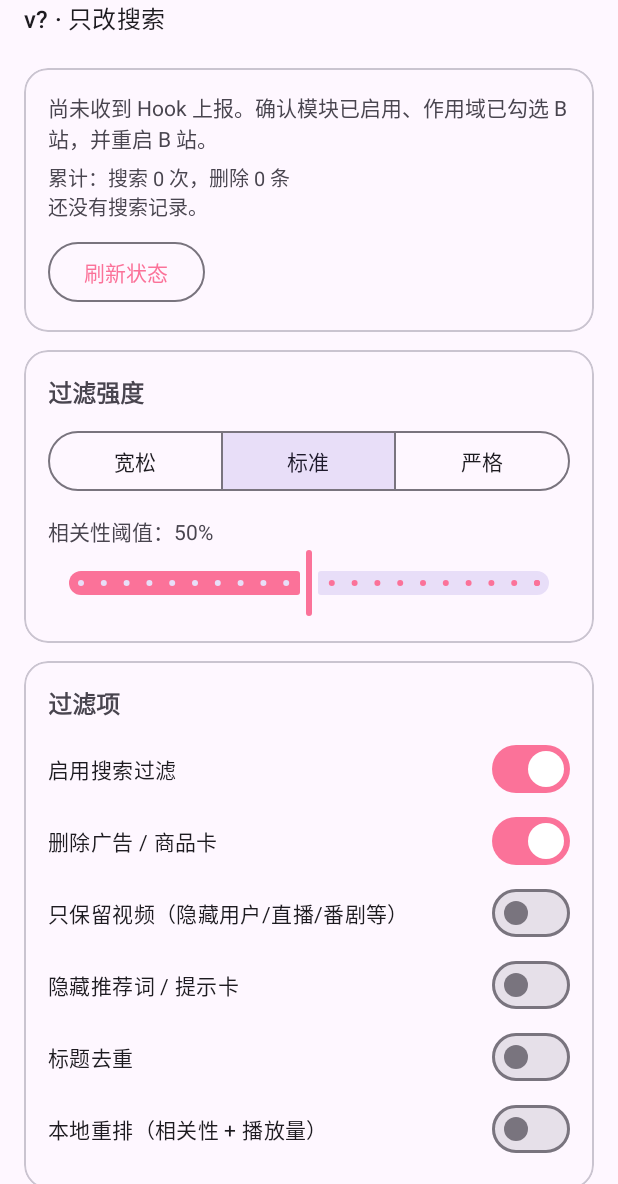
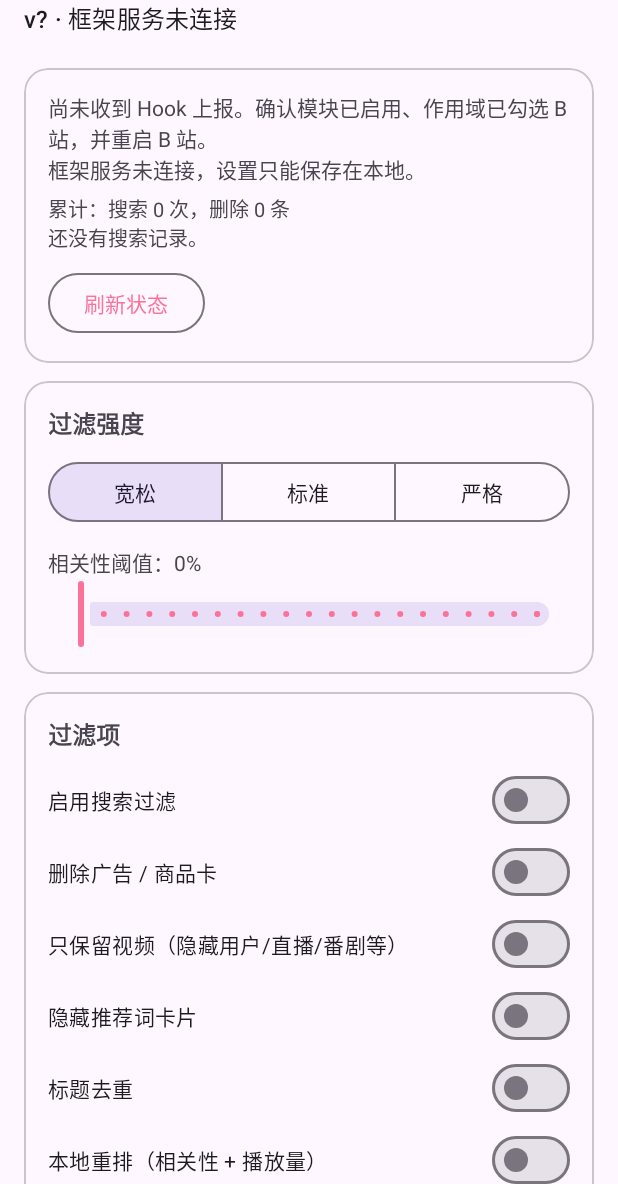
Before and after one commit to xiaoancute/bili-search-fixer, an Android app: the screen it shows after launch (SettingsActivity), on a phone screen of 412 x 824 dp, the part 52-1236 px from its top. Run offline under Robolectric (Android 15) with nearby library versions, the phone set to English and light mode, and no system bars; libraries missing offline, so code that uses them is left out: io.github.libxposed.service; 15 statements that could not run were skipped.

Commit message:
refactor: use framework remote preferences and files

```diff
--- a/app/build.gradle.kts
+++ b/app/build.gradle.kts
@@ -14,8 +14,8 @@ android {
         applicationId = "io.github.xiaoancute.bilisearch"
         minSdk = 28
         targetSdk = 37
-        versionCode = 10
-        versionName = "0.5.5"
+        versionCode = 11
+        versionName = "0.6.0"
     }
 
     val stableKeystore = System.getenv("KEYSTORE_FILE")
@@ -66,6 +66,7 @@ android {
 
 dependencies {
     compileOnly("io.github.libxposed:api:102.0.0")
+    implementation("io.github.libxposed:service:102.0.0")
 
     implementation("androidx.appcompat:appcompat:1.7.1")
     implementation("com.google.android.material:material:1.12.0")
--- a/app/src/main/AndroidManifest.xml
+++ b/app/src/main/AndroidManifest.xml
@@ -2,6 +2,7 @@
 <manifest xmlns:android="http://schemas.android.com/apk/res/android">
 
     <application
+        android:name=".BiliSearchApplication"
         android:allowBackup="false"
         android:description="@string/xposed_description"
         android:icon="@drawable/ic_launcher"
@@ -18,11 +19,6 @@
                 <category android:name="android.intent.category.LAUNCHER" />
             </intent-filter>
         </activity>
-
-        <provider
-            android:name=".SettingsProvider"
-            android:authorities="io.github.xiaoancute.bilisearch.settings"
-            android:exported="true" />
     </application>
 
 </manifest>
--- /dev/null
+++ b/app/src/main/java/io/github/xiaoancute/bilisearch/BiliSearchApplication.kt
@@ -0,0 +1,33 @@
+package io.github.xiaoancute.bilisearch
+
+import android.app.Application
+import android.content.SharedPreferences
+import io.github.libxposed.service.XposedService
+import io.github.libxposed.service.XposedServiceHelper
+
+class BiliSearchApplication : Application(), XposedServiceHelper.OnServiceListener {
+
+    companion object {
+        @Volatile
+        var service: XposedService? = null
+            private set
+
+        fun remotePreferences(): SharedPreferences? =
+            runCatching { service?.getRemotePreferences(SETTINGS_PREFS) }.getOrNull()
+    }
+
+    override fun onCreate() {
+        super.onCreate()
+        XposedServiceHelper.registerListener(this)
+    }
+
+    override fun onServiceBind(service: XposedService) {
+        Companion.service = service
+    }
+
+    override fun onServiceDied(service: XposedService) {
+        if (Companion.service === service) {
+            Companion.service = null
+        }
+    }
+}
--- a/app/src/main/java/io/github/xiaoancute/bilisearch/Constants.kt
+++ b/app/src/main/java/io/github/xiaoancute/bilisearch/Constants.kt
@@ -4,8 +4,8 @@ internal const val TARGET_PACKAGE = "tv.danmaku.bili"
 internal const val MODULE_PACKAGE = "io.github.xiaoancute.bilisearch"
 internal const val LOG_TAG = "BiliSearchFixer"
 
-internal const val PREFS_NAME = "bilisearch"
-internal const val SETTINGS_AUTHORITY = "io.github.xiaoancute.bilisearch.settings"
+internal const val SETTINGS_PREFS = "bilisearch_settings"
+internal const val STATUS_FILE = "bilisearch_status.json"
 
 internal const val KEY_ENABLED = "search_filter_enabled"
 internal const val KEY_THRESHOLD = "search_relevance_threshold"
@@ -18,17 +18,3 @@ internal const val KEY_MIN_PLAY = "search_min_play"
 internal const val KEY_BLOCK_WORDS = "search_block_words"
 internal const val KEY_BLOCK_UPS = "search_block_ups"
 internal const val KEY_WHITELIST = "search_whitelist"
-
-internal const val KEY_STATUS_TIME = "hook_status_time"
-internal const val KEY_STATUS_INSTALLED = "hook_status_installed"
-internal const val KEY_STATUS_PROCESS = "hook_status_process"
-internal const val KEY_STATUS_VERSION = "hook_status_version"
-
-internal const val KEY_STATUS_SEARCH_TIME = "hook_search_time"
-internal const val KEY_STATUS_SEARCH_KEYWORD = "hook_search_keyword"
-internal const val KEY_STATUS_SEARCH_KEPT = "hook_search_kept"
-internal const val KEY_STATUS_SEARCH_TOTAL = "hook_search_total"
-internal const val KEY_STATUS_SEARCH_REMOVED = "hook_search_removed"
-
-internal const val KEY_TOTAL_SEARCHES = "stats_total_searches"
-internal const val KEY_TOTAL_REMOVED = "stats_total_removed"
--- a/app/src/main/java/io/github/xiaoancute/bilisearch/SettingsActivity.kt
+++ b/app/src/main/java/io/github/xiaoancute/bilisearch/SettingsActivity.kt
@@ -17,21 +17,26 @@ import java.util.Date
 
 class SettingsActivity : AppCompatActivity() {
 
-    private lateinit var prefs: SharedPreferences
+    private lateinit var settingsPrefs: SharedPreferences
     private lateinit var statusText: TextView
     private lateinit var statsText: TextView
     private lateinit var thresholdLabel: TextView
     private lateinit var thresholdSlider: Slider
     private lateinit var presetGroup: MaterialButtonToggleGroup
+    private var remoteAvailable = false
     private var syncingSlider = false
 
     override fun onCreate(savedInstanceState: Bundle?) {
         super.onCreate(savedInstanceState)
-        prefs = getSharedPreferences(PREFS_NAME, Context.MODE_PRIVATE)
+        val remote = BiliSearchApplication.remotePreferences()
+        remoteAvailable = remote != null
+        settingsPrefs = remote ?: getSharedPreferences(SETTINGS_PREFS, Context.MODE_PRIVATE)
+
         setContentView(R.layout.activity_settings)
 
         val toolbar = findViewById<MaterialToolbar>(R.id.toolbar)
-        toolbar.subtitle = "v" + versionName() + " · 只改搜索"
+        toolbar.subtitle = "v" + versionName() + " · " +
+            if (remoteAvailable) "只改搜索" else "框架服务未连接"
 
         statusText = findViewById(R.id.statusText)
         statsText = findViewById(R.id.statsText)
@@ -56,6 +61,15 @@ class SettingsActivity : AppCompatActivity() {
 
     override fun onResume() {
         super.onResume()
+        if (!remoteAvailable) {
+            val remote = BiliSearchApplication.remotePreferences()
+            if (remote != null) {
+                remoteAvailable = true
+                settingsPrefs = remote
+                recreate()
+                return
+            }
+        }
         refreshStatus()
     }
 
@@ -64,7 +78,7 @@ class SettingsActivity : AppCompatActivity() {
         thresholdSlider.valueTo = 100f
         thresholdSlider.stepSize = 5f
 
-        val raw = prefs.getInt(KEY_THRESHOLD, 50).coerceIn(0, 100)
+        val raw = settingsPrefs.getInt(KEY_THRESHOLD, 50).coerceIn(0, 100)
         val threshold = (Math.round(raw / 5f) * 5).coerceIn(0, 100)
         thresholdSlider.value = threshold.toFloat()
         thresholdLabel.text = "相关性阈值：" + threshold + "%"
@@ -75,7 +89,7 @@ class SettingsActivity : AppCompatActivity() {
                 val progress = value.toInt()
                 thresholdLabel.text = "相关性阈值：" + progress + "%"
                 if (fromUser) {
-                    prefs.edit().putInt(KEY_THRESHOLD, progress).apply()
+                    editSettings { it.putInt(KEY_THRESHOLD, progress) }
                     syncingSlider = true
                     presetGroup.check(presetIdFor(progress))
                     syncingSlider = false
@@ -93,7 +107,7 @@ class SettingsActivity : AppCompatActivity() {
                 else -> return@addOnButtonCheckedListener
             }
             thresholdSlider.value = value.toFloat()
-            prefs.edit().putInt(KEY_THRESHOLD, value).apply()
+            editSettings { it.putInt(KEY_THRESHOLD, value) }
         }
     }
 
@@ -103,29 +117,37 @@ class SettingsActivity : AppCompatActivity() {
         val blockUpsInput = findViewById<TextInputEditText>(R.id.blockUpsInput)
         val whitelistInput = findViewById<TextInputEditText>(R.id.whitelistInput)
 
-        minPlayInput.setText(prefs.getInt(KEY_MIN_PLAY, 0).toString())
-        blockWordsInput.setText(prefs.getString(KEY_BLOCK_WORDS, ""))
-        blockUpsInput.setText(prefs.getString(KEY_BLOCK_UPS, ""))
-        whitelistInput.setText(prefs.getString(KEY_WHITELIST, ""))
+        minPlayInput.setText(settingsPrefs.getInt(KEY_MIN_PLAY, 0).toString())
+        blockWordsInput.setText(settingsPrefs.getString(KEY_BLOCK_WORDS, ""))
+        blockUpsInput.setText(settingsPrefs.getString(KEY_BLOCK_UPS, ""))
+        whitelistInput.setText(settingsPrefs.getString(KEY_WHITELIST, ""))
 
         findViewById<MaterialButton>(R.id.saveRulesButton).setOnClickListener {
             val minPlay = minPlayInput.text?.toString()?.toIntOrNull()?.coerceAtLeast(0) ?: 0
-            prefs.edit()
-                .putInt(KEY_MIN_PLAY, minPlay)
-                .putString(KEY_BLOCK_WORDS, blockWordsInput.text?.toString().orEmpty())
-                .putString(KEY_BLOCK_UPS, blockUpsInput.text?.toString().orEmpty())
-                .putString(KEY_WHITELIST, whitelistInput.text?.toString().orEmpty())
-                .apply()
-            Toast.makeText(this, "规则已保存，下一次搜索生效", Toast.LENGTH_SHORT).show()
+            editSettings {
+                it.putInt(KEY_MIN_PLAY, minPlay)
+                it.putString(KEY_BLOCK_WORDS, blockWordsInput.text?.toString().orEmpty())
+                it.putString(KEY_BLOCK_UPS, blockUpsInput.text?.toString().orEmpty())
+                it.putString(KEY_WHITELIST, whitelistInput.text?.toString().orEmpty())
+            }
+            val message = if (remoteAvailable) "规则已保存，下一次搜索生效" else "未连接框架服务，规则可能不生效"
+            Toast.makeText(this, message, Toast.LENGTH_SHORT).show()
         }
     }
 
     private fun bindSwitch(id: Int, key: String, defaultValue: Boolean) {
         val view = findViewById<MaterialSwitch>(id)
-        view.isChecked = prefs.getBoolean(key, defaultValue)
+        view.isChecked = settingsPrefs.getBoolean(key, defaultValue)
         view.setOnCheckedChangeListener { _, checked ->
-            prefs.edit().putBoolean(key, checked).apply()
+            editSettings { it.putBoolean(key, checked) }
         }
+    }
+
+    @Suppress("USELESS_ELVIS")
+    private fun editSettings(block: (SharedPreferences.Editor) -> Unit) {
+        val editor = settingsPrefs.edit() ?: return
+        block(editor)
+        editor.apply()
     }
 
     private fun presetIdFor(threshold: Int): Int = when {
@@ -135,42 +157,45 @@ class SettingsActivity : AppCompatActivity() {
     }
 
     private fun refreshStatus() {
-        val time = prefs.getLong(KEY_STATUS_TIME, 0L)
-        val installed = prefs.getInt(KEY_STATUS_INSTALLED, 0)
-        val process = prefs.getString(KEY_STATUS_PROCESS, null)
-        val version = prefs.getString(KEY_STATUS_VERSION, null)
+        val json = StatusReader.read(this)
+        val hook = json?.optJSONObject("hook")
+        val search = json?.optJSONObject("search")
 
-        val searchTime = prefs.getLong(KEY_STATUS_SEARCH_TIME, 0L)
+        val hookTime = hook?.optLong("time", 0L) ?: 0L
+        val installed = hook?.optInt("installed", 0) ?: 0
+        val process = hook?.optString("process", null)
+        val version = hook?.optString("version", null)
 
-        val hookText = if (time == 0L) {
-            if (searchTime > 0L) {
-                "Hook 已运行：最近一次搜索已上报，安装状态未回传。"
-            } else {
-                "尚未收到 Hook 上报。确认模块已启用、作用域已勾选 B 站，并重启 B 站。"
+        val searchTime = search?.optLong("time", 0L) ?: 0L
+        val keyword = search?.optString("keyword", "") ?: ""
+        val kept = search?.optInt("kept", 0) ?: 0
+        val total = search?.optInt("total", 0) ?: 0
+        val removed = search?.optInt("removed", 0) ?: 0
+
+        val hookText = when {
+            hookTime > 0L -> {
+                val whenText = DateFormat.format("yyyy-MM-dd HH:mm:ss", Date(hookTime))
+                "Hook 已上报：" + whenText +
+                    "\n安装 " + installed + " 个 Hook，进程 " + (process ?: "未知") +
+                    "，模块 " + (version ?: "未知")
             }
-        } else {
-            val whenText = DateFormat.format("yyyy-MM-dd HH:mm:ss", Date(time))
-            "Hook 已上报：" + whenText +
-                "\n安装 " + installed + " 个 Hook，进程 " + (process ?: "未知") +
-                "，模块 " + (version ?: "未知")
+            searchTime > 0L -> "Hook 已运行：最近一次搜索已上报，安装状态未回传。"
+            else -> "尚未收到 Hook 上报。确认模块已启用、作用域已勾选 B 站，并重启 B 站。"
         }
-
-        val totalSearches = prefs.getInt(KEY_TOTAL_SEARCHES, 0)
-        val totalRemoved = prefs.getInt(KEY_TOTAL_REMOVED, 0)
-        val searchKeyword = prefs.getString(KEY_STATUS_SEARCH_KEYWORD, null)
-        val kept = prefs.getInt(KEY_STATUS_SEARCH_KEPT, 0)
-        val total = prefs.getInt(KEY_STATUS_SEARCH_TOTAL, 0)
-        val removed = prefs.getInt(KEY_STATUS_SEARCH_REMOVED, 0)
 
         val recentText = if (searchTime == 0L) {
             "还没有搜索记录。"
         } else {
             val whenText = DateFormat.format("MM-dd HH:mm:ss", Date(searchTime))
-            "最近：\"" + (searchKeyword ?: "") + "\" 保留 " + kept + "/" + total +
+            "最近：\"" + keyword + "\" 保留 " + kept + "/" + total +
                 "，删除 " + removed + "（" + whenText + "）"
         }
 
-        statusText.text = hookText
+        val totalSearches = json?.optInt("total_searches", 0) ?: 0
+        val totalRemoved = json?.optInt("total_removed", 0) ?: 0
+        val warning = if (remoteAvailable) "" else "\n框架服务未连接，设置只能保存在本地。"
+
+        statusText.text = hookText + warning
         statsText.text = "累计：搜索 " + totalSearches + " 次，删除 " + totalRemoved + " 条\n" + recentText
     }
 
--- /dev/null
+++ b/app/src/main/java/io/github/xiaoancute/bilisearch/StatusReader.kt
@@ -0,0 +1,22 @@
+package io.github.xiaoancute.bilisearch
+
+import android.content.Context
+import android.os.ParcelFileDescriptor
+import org.json.JSONObject
+import java.io.File
+
+internal object StatusReader {
+
+    fun read(context: Context): JSONObject? {
+        val text = runCatching {
+            val pfd = BiliSearchApplication.service?.openRemoteFile(STATUS_FILE)
+            if (pfd != null) {
+                ParcelFileDescriptor.AutoCloseInputStream(pfd).bufferedReader().readText()
+            } else {
+                File(context.filesDir, STATUS_FILE).readText()
+            }
+        }.getOrNull()
+
+        return runCatching { text?.let(::JSONObject) }.getOrNull()
+    }
+}
--- a/app/src/main/java/io/github/xiaoancute/bilisearch/hook/SearchResultHook.kt
+++ b/app/src/main/java/io/github/xiaoancute/bilisearch/hook/SearchResultHook.kt
@@ -4,6 +4,7 @@ import android.util.Log
 import io.github.libxposed.api.XposedInterface
 import io.github.xiaoancute.bilisearch.LOG_TAG
 import io.github.xiaoancute.bilisearch.SettingsRepository
+import io.github.xiaoancute.bilisearch.StatusWriter
 import io.github.xiaoancute.bilisearch.filter.SearchFilter
 import io.github.xiaoancute.bilisearch.filter.SearchItem
 import io.github.xiaoancute.bilisearch.filter.SearchResultPolicy
@@ -18,7 +19,8 @@ import io.github.xiaoancute.bilisearch.filter.SearchText
 internal class SearchResultHook(
     private val xposed: XposedInterface,
     private val classLoader: ClassLoader,
-    private val settings: SettingsRepository
+    private val settings: SettingsRepository,
+    private val status: StatusWriter
 ) {
 
     private val policy = SearchResultPolicy()
@@ -145,7 +147,7 @@ internal class SearchResultHook(
             }
         }
 
-        settings.reportSearchAsync(keyword, slots.size, items.size, removedCount)
+        status.search(keyword, slots.size, items.size, removedCount)
 
         if (removedCount == 0 && !current.rerank) return items
 
--- a/app/src/main/res/layout/activity_settings.xml
+++ b/app/src/main/res/layout/activity_settings.xml
@@ -176,7 +176,7 @@
                         android:layout_width="match_parent"
                         android:layout_height="wrap_content"
                         android:minHeight="48dp"
-                        android:text="隐藏推荐词 / 提示卡" />
+                        android:text="隐藏推荐词卡片" />
 
                     <com.google.android.material.materialswitch.MaterialSwitch
                         android:id="@+id/dedupeSwitch"
```
Also changed, not shown: app/src/main/java/io/github/xiaoancute/bilisearch/BiliSearchModule.kt (+11 -59 lines), app/src/main/java/io/github/xiaoancute/bilisearch/SettingsProvider.kt (deleted, +0 -85 lines), app/src/main/java/io/github/xiaoancute/bilisearch/SettingsRepository.kt (+18 -115 lines), app/src/main/java/io/github/xiaoancute/bilisearch/StatusWriter.kt (added, +93 -0 lines), 2 other files.
